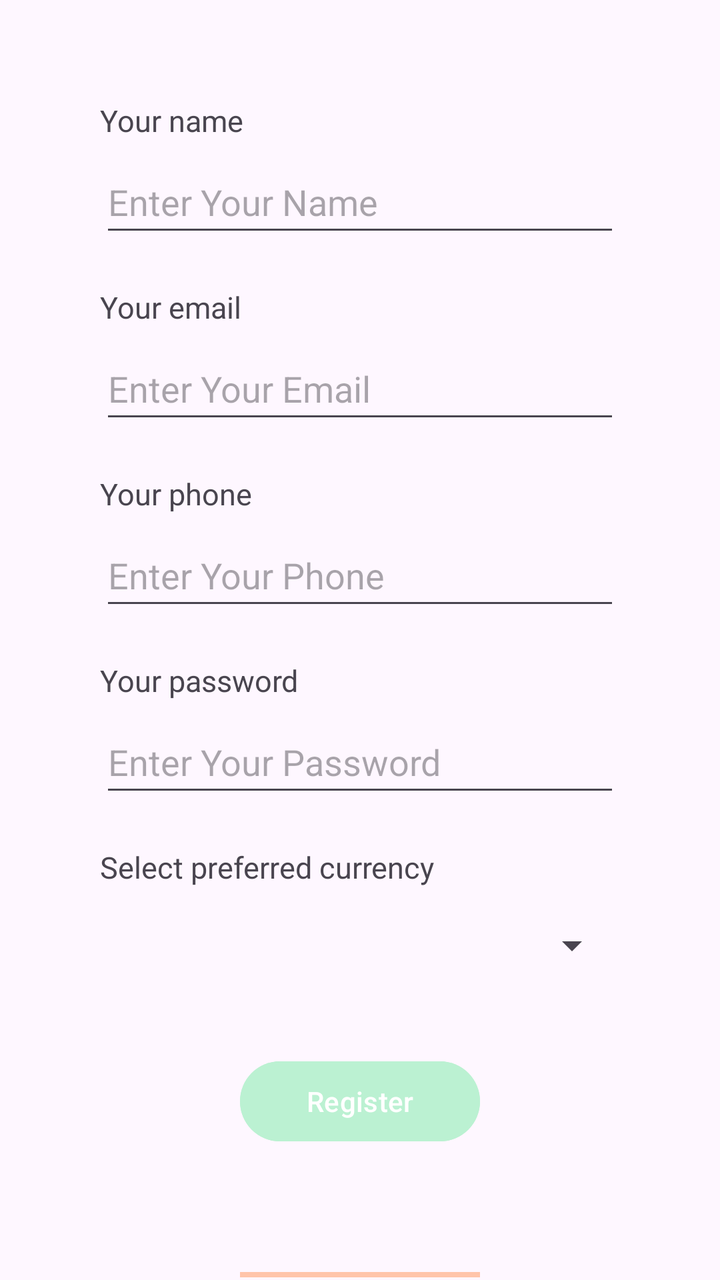
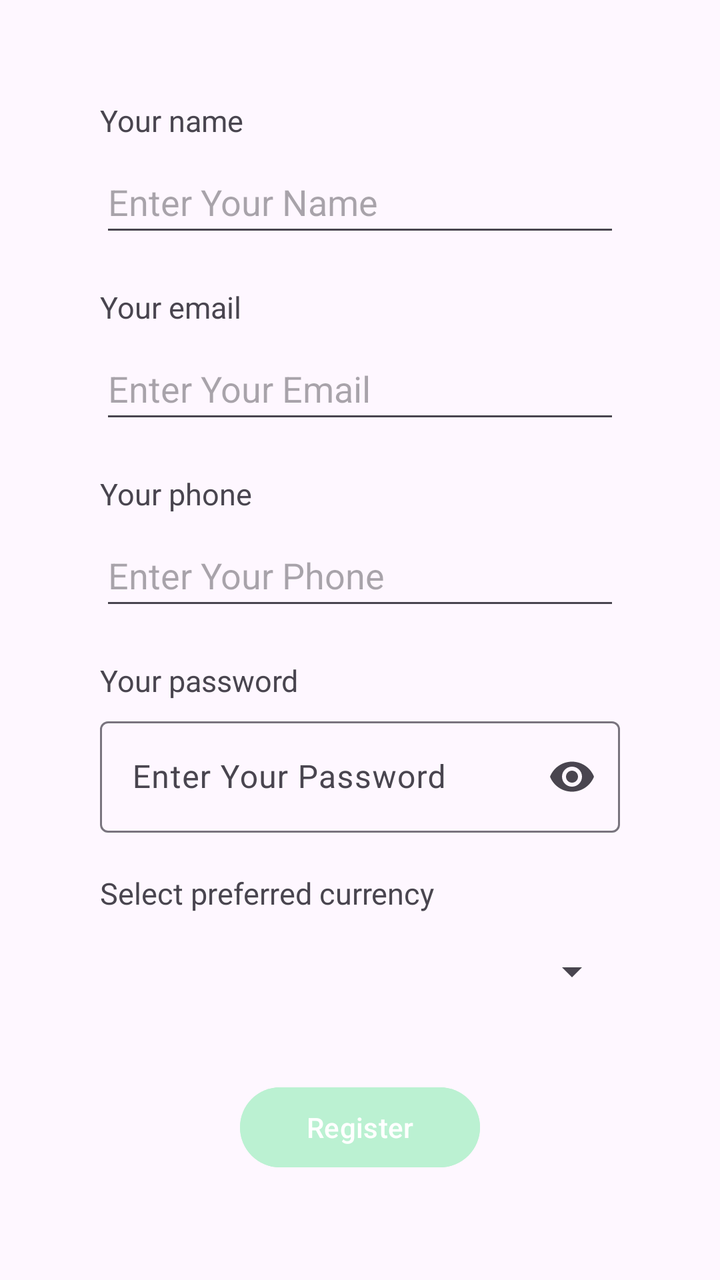

Before-and-after screenshots of an Android layout around one commit, followed by the original layout XML and the change that was made.
<!-- AndroidManifest.xml: application theme Theme.CallBoardAS -->
<!-- res/layout/activity_registration.xml -->
<?xml version="1.0" encoding="utf-8"?>
<LinearLayout xmlns:android="http://schemas.android.com/apk/res/android"
    xmlns:app="http://schemas.android.com/apk/res-auto"
    xmlns:tools="http://schemas.android.com/tools"
    android:id="@+id/main"
    android:layout_width="match_parent"
    android:layout_height="match_parent"
    android:orientation="vertical"
    tools:context=".RegistrationActivity">

    <TextView
        android:id="@+id/textViewRegistrationName"
        android:layout_width="match_parent"
        android:layout_height="wrap_content"
        android:layout_marginHorizontal="50dp"
        android:layout_marginTop="50dp"
        android:text="@string/current_name_text_view"
        android:textSize="15sp" />

    <EditText
        android:id="@+id/editTextRegistrationName"
        android:layout_width="match_parent"
        android:layout_height="wrap_content"
        android:layout_marginHorizontal="50dp"
        android:layout_marginTop="5dp"
        android:ems="10"
        android:hint="@string/name_text_plain"
        android:inputType="text"
        android:minHeight="48dp"
        android:text="" />

    <TextView
        android:id="@+id/textViewRegistrationEmail"
        android:layout_width="match_parent"
        android:layout_height="wrap_content"
        android:layout_marginHorizontal="50dp"
        android:layout_marginTop="20dp"
        android:text="@string/current_email_text_view"
        android:textSize="15sp" />

    <EditText
        android:id="@+id/editTextRegistrationEmail"
        android:layout_width="match_parent"
        android:layout_height="wrap_content"
        android:layout_marginHorizontal="50dp"
        android:layout_marginTop="5dp"
        android:ems="10"
        android:hint="@string/email_text_plain"
        android:minHeight="48dp"
        android:inputType="textEmailAddress"
        android:text="" />

    <TextView
        android:id="@+id/textViewRegistrationPhone"
        android:layout_width="match_parent"
        android:layout_height="wrap_content"
        android:layout_marginHorizontal="50dp"
        android:layout_marginTop="20dp"
        android:text="@string/current_phone_text_view"
        android:textSize="15sp" />

    <EditText
        android:id="@+id/editTextRegistrationPhone"
        android:layout_width="match_parent"
        android:layout_height="wrap_content"
        android:layout_marginHorizontal="50dp"
        android:layout_marginTop="5dp"
        android:ems="10"
        android:hint="@string/phone_text_plain"
        android:inputType="phone"
        android:minHeight="48dp" />

    <TextView
        android:id="@+id/textViewRegistrationPassword"
        android:layout_width="match_parent"
        android:layout_height="wrap_content"
        android:layout_marginHorizontal="50dp"
        android:layout_marginTop="20dp"
        android:text="@string/current_password_text_view"
        android:textSize="15sp" />

    <EditText
        android:id="@+id/editTextRegistrationPassword"
        android:layout_width="match_parent"
        android:layout_height="wrap_content"
        android:layout_marginHorizontal="50dp"
        android:layout_marginTop="5dp"
        android:ems="10"
        android:hint="@string/password_text_plain"
        android:inputType="textPassword"
        android:minHeight="48dp" />

    <TextView
        android:id="@+id/textViewCurrency"
        android:layout_width="match_parent"
        android:layout_height="wrap_content"
        android:layout_marginHorizontal="50dp"
        android:layout_marginTop="20dp"
        android:text="@string/currency_text_view"
        android:textSize="15sp" />

    <Spinner
        android:id="@+id/spinnerCurrency"
        android:layout_width="match_parent"
        android:layout_height="wrap_content"
        android:layout_marginHorizontal="50dp"
        android:layout_marginTop="5dp"
        android:minHeight="48dp" />

    <Button
        android:id="@+id/buttonRegister"
        android:layout_width="match_parent"
        android:layout_height="wrap_content"
        android:layout_marginHorizontal="120dp"
        android:layout_marginTop="30dp"
        android:backgroundTint="@color/green"
        android:text="@string/register_button" />

    <Button
        android:id="@+id/buttonBackLogIn"
        android:layout_width="match_parent"
        android:layout_height="wrap_content"
        android:layout_marginHorizontal="120dp"
        android:layout_marginTop="60dp"
        android:backgroundTint="@color/orange"
        android:text="@string/backto_login_button" />


</LinearLayout>
<!-- resources referenced by this layout -->
<resources>
  <color name="green">#BBF1D2</color>
  <color name="orange">#FFC5AA</color>
  <string name="backto_login_button">Back to Log In</string>
  <string name="currency_text_view">Select preferred currency</string>
  <string name="current_email_text_view">Your email</string>
  <string name="current_name_text_view">Your name</string>
  <string name="current_password_text_view">Your password</string>
  <string name="current_phone_text_view">Your phone</string>
  <string name="email_text_plain">Enter Your Email</string>
  <string name="name_text_plain">Enter Your Name</string>
  <string name="password_text_plain">Enter Your Password</string>
  <string name="phone_text_plain">Enter Your Phone</string>
  <string name="register_button">Register</string>
  <style name="Theme.CallBoardAS" parent="Base.Theme.CallBoardAS" />
  <style name="Base.Theme.CallBoardAS" parent="Theme.Material3.DayNight.NoActionBar">
          
          
      </style>
</resources>

<!-- the commit's change to res/layout/activity_registration.xml (unified diff, before → after) -->
@@ -79,16 +79,21 @@
         android:text="@string/current_password_text_view"
         android:textSize="15sp" />
 
-    <EditText
-        android:id="@+id/editTextRegistrationPassword"
+    <com.google.android.material.textfield.TextInputLayout
         android:layout_width="match_parent"
         android:layout_height="wrap_content"
         android:layout_marginHorizontal="50dp"
         android:layout_marginTop="5dp"
-        android:ems="10"
+        android:minHeight="48dp"
         android:hint="@string/password_text_plain"
-        android:inputType="textPassword"
-        android:minHeight="48dp" />
+        app:endIconMode="password_toggle">
+        <com.google.android.material.textfield.TextInputEditText
+            android:id="@+id/editTextRegistrationPassword"
+            android:layout_width="match_parent"
+            android:layout_height="wrap_content"
+            android:ems="10"
+            android:inputType="textPassword" />
+    </com.google.android.material.textfield.TextInputLayout>
 
     <TextView
         android:id="@+id/textViewCurrency"
